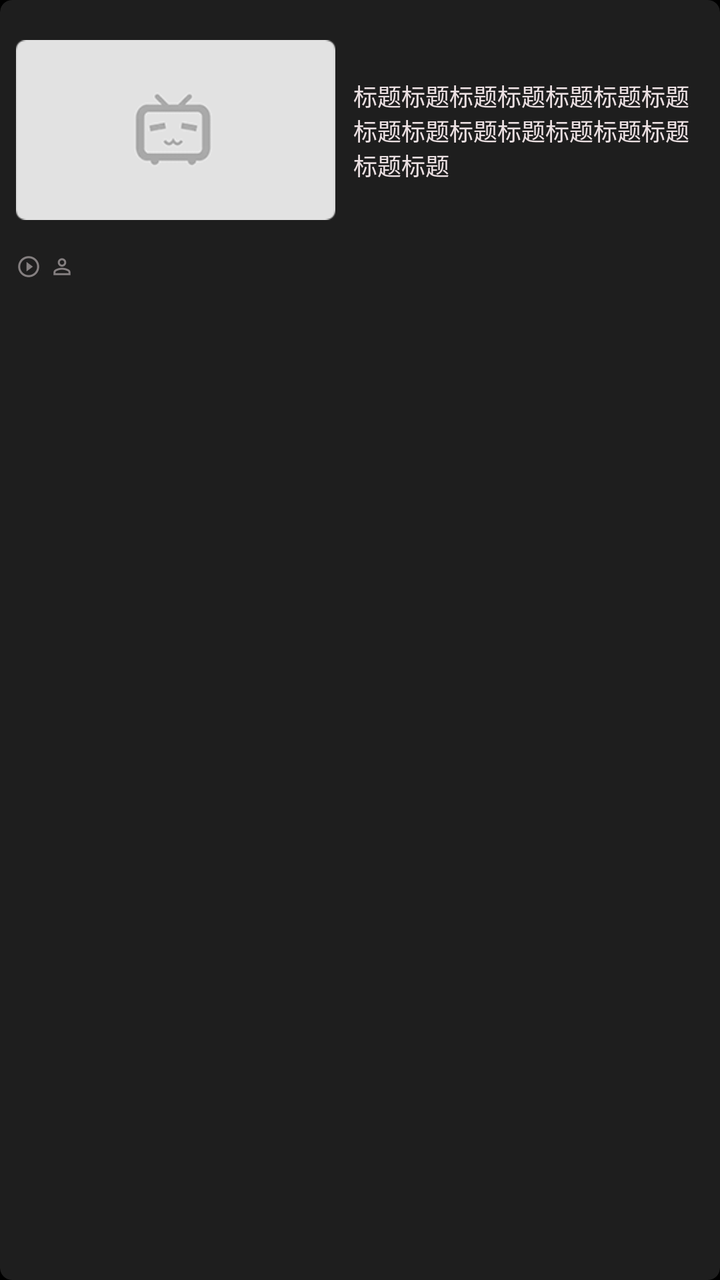
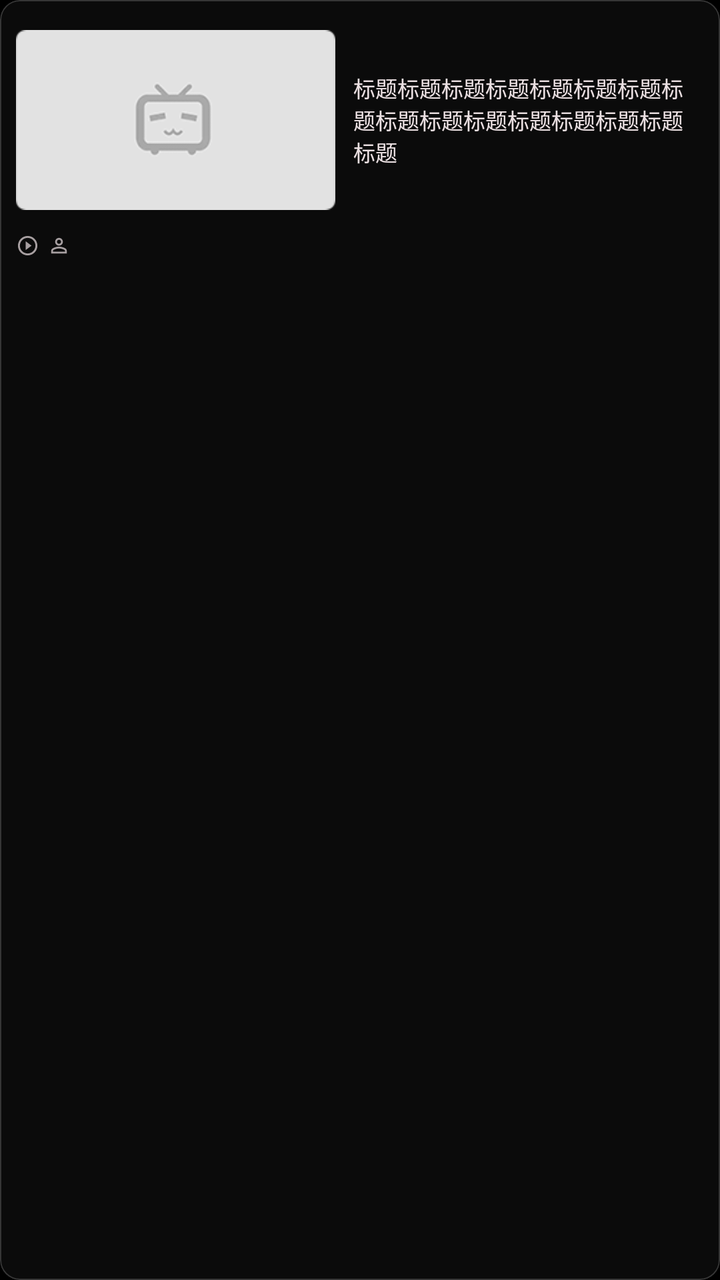

Screens rendered from an Android XML layout before and after an edit, with the pre-edit source and the edit as a unified diff.
<!-- AndroidManifest.xml: application theme Theme.BiliClient -->
<!-- res/layout/cell_dynamic_video.xml -->
<com.google.android.material.card.MaterialCardView xmlns:android="http://schemas.android.com/apk/res/android"
    xmlns:app="http://schemas.android.com/apk/res-auto"
    android:id="@+id/videoCardView"
    android:layout_width="match_parent"
    android:layout_height="wrap_content"
    app:layout_constraintBottom_toBottomOf="parent"
    app:layout_constraintEnd_toEndOf="parent"
    app:layout_constraintStart_toStartOf="parent"
    app:layout_constraintTop_toTopOf="parent">

    <androidx.constraintlayout.widget.ConstraintLayout
        android:layout_width="match_parent"
        android:layout_height="wrap_content"
        android:paddingTop="2dp"
        android:paddingBottom="8dp">

        <ImageView
            android:id="@+id/img_cover"
            android:layout_width="0dp"
            android:layout_height="0dp"
            android:layout_marginStart="8dp"
            android:layout_marginTop="2dp"
            android:layout_marginEnd="5dp"
            android:adjustViewBounds="true"
            app:layout_constraintBottom_toTopOf="@id/text_upname"
            app:layout_constraintDimensionRatio="16:11"
            app:layout_constraintEnd_toStartOf="@+id/guideline2"
            app:layout_constraintHorizontal_bias="0.0"
            app:layout_constraintStart_toStartOf="parent"
            app:layout_constraintTop_toTopOf="parent"
            android:src="@mipmap/placeholder" />

        <androidx.constraintlayout.widget.Guideline
            android:id="@+id/guideline2"
            android:layout_width="wrap_content"
            android:layout_height="wrap_content"
            android:orientation="vertical"
            app:layout_constraintGuide_percent="0.48" />

        <ImageView
            android:id="@+id/imageView3"
            android:layout_width="wrap_content"
            android:layout_height="0dp"
            android:layout_marginTop="1dp"
            android:layout_marginBottom="1dp"
            android:adjustViewBounds="true"
            android:alpha="0.5"
            app:layout_constraintBottom_toBottomOf="@+id/text_viewcount"
            app:layout_constraintStart_toStartOf="@+id/img_cover"
            app:layout_constraintTop_toTopOf="@+id/text_viewcount"
            app:layout_constraintVertical_bias="0.5"
            android:src="@drawable/icon_play_12" />

        <ImageView
            android:id="@+id/avatarIcon"
            android:layout_width="wrap_content"
            android:layout_height="0dp"
            android:layout_marginStart="4dp"
            android:layout_marginTop="1dp"
            android:layout_marginBottom="1dp"
            android:adjustViewBounds="true"
            android:alpha="0.5"
            app:layout_constraintBottom_toBottomOf="@+id/text_upname"
            app:layout_constraintStart_toEndOf="@+id/text_viewcount"
            app:layout_constraintTop_toTopOf="@+id/text_upname"
            android:src="@drawable/icon_person" />

        <TextView
            android:id="@+id/text_viewcount"
            android:layout_width="wrap_content"
            android:layout_height="wrap_content"
            android:layout_marginTop="6dp"
            android:alpha="0.5"
            android:textSize="11sp"
            app:layout_constraintBottom_toBottomOf="parent"
            app:layout_constraintStart_toEndOf="@+id/imageView3"
            app:layout_constraintTop_toBottomOf="@+id/img_cover"
            app:layout_constraintVertical_bias="0.0" />

        <TextView
            android:id="@+id/text_upname"
            android:layout_width="0dp"
            android:layout_height="wrap_content"
            android:alpha="0.5"
            android:ellipsize="end"
            android:lines="1"
            android:textSize="11sp"
            app:layout_constraintBottom_toBottomOf="@+id/text_viewcount"
            app:layout_constraintEnd_toEndOf="parent"
            app:layout_constraintStart_toEndOf="@+id/avatarIcon"
            app:layout_constraintTop_toTopOf="@+id/text_viewcount" />

        <TextView
            android:id="@+id/text_title"
            android:layout_width="0dp"
            android:layout_height="wrap_content"
            android:layout_marginStart="4dp"
            android:layout_marginEnd="10dp"
            android:ellipsize="end"
            android:gravity="center_vertical"
            android:maxLines="3"
            android:text="标题标题标题标题标题标题标题标题标题标题标题标题标题标题标题标题"
            android:textSize="12sp"
            app:layout_constraintBottom_toBottomOf="@+id/img_cover"
            app:layout_constraintEnd_toEndOf="parent"
            app:layout_constraintStart_toStartOf="@+id/guideline2"
            app:layout_constraintTop_toTopOf="@+id/img_cover" />

    </androidx.constraintlayout.widget.ConstraintLayout>
</com.google.android.material.card.MaterialCardView>
<!-- resources referenced by this layout -->
<resources>
  <style name="Theme.BiliClient" parent="Theme.MaterialComponents.NoActionBar">
          <item name="android:windowFullscreen">true</item>
          <item name="android:windowBackground">@color/bgblack</item>
          <item name="statusBarBackground">@color/pink</item>
          <item name="android:colorForeground">@color/textwhite</item>
          <item name="colorOnPrimary">@color/textwhite</item>
          <item name="colorPrimary">@color/textwhite</item>
          <item name="android:windowIsTranslucent">false</item>
          <item name="android:windowSwipeToDismiss" tools:ignore="NewApi">true</item>
  
          <item name="android:textViewStyle">@style/TextViewSytle</item>
          <item name="editTextStyle">@style/EditTextStyle</item>
          <item name="materialCardViewStyle">@style/CardStyle</item>
          <item name="materialButtonStyle">@style/ButtonStyle</item>
          <item name="switchStyle">@style/SwitchCompatStyle</item>
          <item name="radioButtonStyle">@style/RadioButtonStyle</item>
          <item name="recyclerViewStyle">@style/ListStyle</item>
  
          <item name="colorSwitchThumbNormal">@color/textwhite</item>
          <item name="colorControlActivated">@color/textwhite</item>
          <item name="colorControlNormal">@color/color_ripple</item>
          <item name="android:textColor">@color/textwhite</item>
          <item name="android:textSize">14sp</item>
      </style>
  <color name="bgblack">#000000</color>
  <color name="pink">#FBFB8787</color>
  <color name="textwhite">#ebe0e2</color>
  <style name="TextViewSytle" parent="Widget.AppCompat.TextView">
          <item name="android:textSize">14sp</item>
          #设置默认字体大小，某些设备的默认字体偏大
      </style>
  <style name="CardStyle" parent="Widget.MaterialComponents.CardView">
          <item name="rippleColor" tools:ignore="PrivateResource">@color/mtrl_btn_ripple_color</item>
          <item name="android:foreground">?android:attr/selectableItemBackground</item>
          <item name="cardBackgroundColor">#cc262626</item>
          <item name="cardCornerRadius">@dimen/card_round</item>
          <item name="android:clickable">true</item>
          <item name="android:focusable">true</item>
      </style>
  <style name="ButtonStyle" parent="Widget.MaterialComponents.Button">
          <item name="backgroundTint">#cc262626</item>
          <item name="cornerRadius">@dimen/card_round</item>
          <item name="android:textColor">@color/textwhite</item>
          <item name="android:insetTop">2dp</item>
          <item name="android:insetBottom">2dp</item>
          <item name="android:paddingLeft">2dp</item>
          <item name="android:paddingRight">2dp</item>
          <item name="android:clickable">true</item>
          <item name="android:focusable">true</item>
      </style>
  <style name="RadioButtonStyle" parent="Widget.MaterialComponents.CompoundButton.RadioButton">
          <item name="android:minHeight">10dp</item>
      </style>
  <style name="ListStyle">
          <item name="android:descendantFocusability">afterDescendants</item>
      </style>
  <color name="color_ripple">#78FEFEFE</color>
  <!-- drawable cursor_drawable (drawable) -->
  <?xml version="1.0" encoding="utf-8"?>
  
  <shape xmlns:android="http://schemas.android.com/apk/res/android">
      <solid android:color="#eeFB7299" />
      <size android:width="2dp" />
  </shape>
  <dimen name="card_round">6dp</dimen>
  <dimen name="card_stroke">0dp</dimen>
  <!-- unchanged entries left out for length: 6 -->
</resources>

<!-- the commit's change to res/layout/cell_dynamic_video.xml (unified diff, before → after) -->
@@ -23,7 +23,7 @@
             android:layout_marginEnd="5dp"
             android:adjustViewBounds="true"
             app:layout_constraintBottom_toTopOf="@id/text_upname"
-            app:layout_constraintDimensionRatio="16:11"
+            app:layout_constraintDimensionRatio="16:10"
             app:layout_constraintEnd_toStartOf="@+id/guideline2"
             app:layout_constraintHorizontal_bias="0.0"
             app:layout_constraintStart_toStartOf="parent"
@@ -44,7 +44,7 @@
             android:layout_marginTop="1dp"
             android:layout_marginBottom="1dp"
             android:adjustViewBounds="true"
-            android:alpha="0.5"
+            android:alpha="0.7"
             app:layout_constraintBottom_toBottomOf="@+id/text_viewcount"
             app:layout_constraintStart_toStartOf="@+id/img_cover"
             app:layout_constraintTop_toTopOf="@+id/text_viewcount"
@@ -59,7 +59,7 @@
             android:layout_marginTop="1dp"
             android:layout_marginBottom="1dp"
             android:adjustViewBounds="true"
-            android:alpha="0.5"
+            android:alpha="0.7"
             app:layout_constraintBottom_toBottomOf="@+id/text_upname"
             app:layout_constraintStart_toEndOf="@+id/text_viewcount"
             app:layout_constraintTop_toTopOf="@+id/text_upname"
@@ -70,8 +70,8 @@
             android:layout_width="wrap_content"
             android:layout_height="wrap_content"
             android:layout_marginTop="6dp"
-            android:alpha="0.5"
-            android:textSize="11sp"
+            android:alpha="0.7"
+            android:textSize="10sp"
             app:layout_constraintBottom_toBottomOf="parent"
             app:layout_constraintStart_toEndOf="@+id/imageView3"
             app:layout_constraintTop_toBottomOf="@+id/img_cover"
@@ -81,10 +81,10 @@
             android:id="@+id/text_upname"
             android:layout_width="0dp"
             android:layout_height="wrap_content"
-            android:alpha="0.5"
+            android:alpha="0.7"
             android:ellipsize="end"
             android:lines="1"
-            android:textSize="11sp"
+            android:textSize="10sp"
             app:layout_constraintBottom_toBottomOf="@+id/text_viewcount"
             app:layout_constraintEnd_toEndOf="parent"
             app:layout_constraintStart_toEndOf="@+id/avatarIcon"
@@ -100,7 +100,7 @@
             android:gravity="center_vertical"
             android:maxLines="3"
             android:text="标题标题标题标题标题标题标题标题标题标题标题标题标题标题标题标题"
-            android:textSize="12sp"
+            android:textSize="11sp"
             app:layout_constraintBottom_toBottomOf="@+id/img_cover"
             app:layout_constraintEnd_toEndOf="parent"
             app:layout_constraintStart_toStartOf="@+id/guideline2"
<!-- resource entries referenced after the edit -->
@@ -19,7 +19,7 @@
           <item name="recyclerViewStyle">@style/ListStyle</item>
   
           <item name="colorSwitchThumbNormal">@color/textwhite</item>
-          <item name="colorControlActivated">@color/textwhite</item>
+          <item name="colorControlActivated">@color/bili_pink</item>
           <item name="colorControlNormal">@color/color_ripple</item>
           <item name="android:textColor">@color/textwhite</item>
           <item name="android:textSize">14sp</item>
@@ -32,16 +32,21 @@
           #设置默认字体大小，某些设备的默认字体偏大
       </style>
   <style name="CardStyle" parent="Widget.MaterialComponents.CardView">
-          <item name="rippleColor" tools:ignore="PrivateResource">@color/mtrl_btn_ripple_color</item>
-          <item name="android:foreground">?android:attr/selectableItemBackground</item>
-          <item name="cardBackgroundColor">#cc262626</item>
-          <item name="cardCornerRadius">@dimen/card_round</item>
+          <item name="cardBackgroundColor">@color/card_bg_new</item>
+          <item name="cardCornerRadius">@dimen/card_round_new</item>
+          <item name="strokeColor">@color/card_border_new</item>
+          <item name="strokeWidth">@dimen/card_stroke_new</item>
+          <item name="rippleColor" tools:ignore="PrivateResource">@android:color/transparent</item>
+          <item name="android:stateListAnimator" tools:targetApi="lollipop">@animator/press_scale</item>
           <item name="android:clickable">true</item>
           <item name="android:focusable">true</item>
       </style>
   <style name="ButtonStyle" parent="Widget.MaterialComponents.Button">
-          <item name="backgroundTint">#cc262626</item>
-          <item name="cornerRadius">@dimen/card_round</item>
+          <item name="backgroundTint">@color/card_bg_new</item>
+          <item name="cornerRadius">@dimen/card_round_new</item>
+          <item name="strokeColor">@color/card_border_new</item>
+          <item name="strokeWidth">@dimen/card_stroke_new</item>
+          <item name="android:stateListAnimator" tools:targetApi="lollipop">@animator/press_scale</item>
           <item name="android:textColor">@color/textwhite</item>
           <item name="android:insetTop">2dp</item>
           <item name="android:insetBottom">2dp</item>
@@ -56,6 +61,7 @@
   <style name="ListStyle">
           <item name="android:descendantFocusability">afterDescendants</item>
       </style>
+  <color name="bili_pink">#FE679A</color>
   <color name="color_ripple">#78FEFEFE</color>
   <!-- drawable cursor_drawable (drawable) -->
   <?xml version="1.0" encoding="utf-8"?>
@@ -64,6 +70,10 @@
       <solid android:color="#eeFB7299" />
       <size android:width="2dp" />
   </shape>
+  <color name="card_bg_new">#4D262626</color>
+  <dimen name="card_round_new">10dp</dimen>
+  <color name="card_border_new">#363636</color>
+  <dimen name="card_stroke_new">0.5dp</dimen>
   <dimen name="card_round">6dp</dimen>
   <dimen name="card_stroke">0dp</dimen>
   <!-- unchanged entries left out for length: 6 -->
